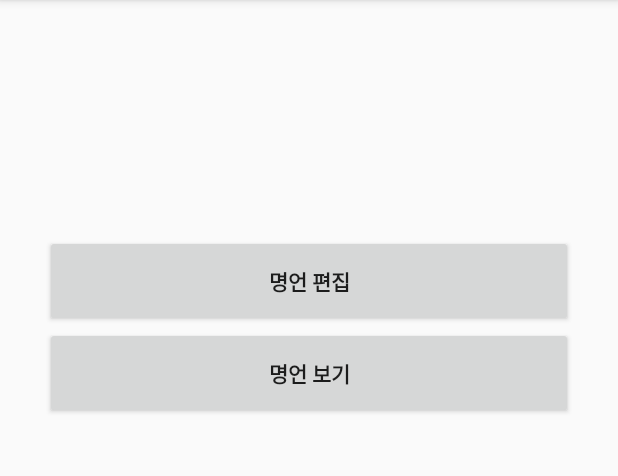
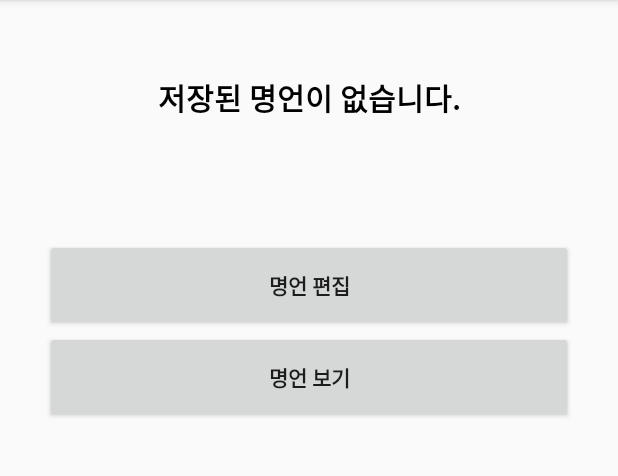
Before and after one commit to cho-hadam/today-quote, an Android app: the screen it shows after launch (QuoteMainActivity), on a phone screen of 412 x 824 dp, the part 84-560 px from its top. Run offline under Robolectric (Android 15) with nearby library versions, the phone set to English and light mode, and no system bars.

Commit message:
명언 리스트 액티비티

```diff
--- a/app/src/main/AndroidManifest.xml
+++ b/app/src/main/AndroidManifest.xml
@@ -9,6 +9,7 @@
         android:roundIcon="@mipmap/ic_launcher_round"
         android:supportsRtl="true"
         android:theme="@style/AppTheme">
+        <activity android:name=".QuoteListActivity"></activity>
         <activity android:name=".QuoteMainActivity">
             <intent-filter>
                 <action android:name="android.intent.action.MAIN" />
--- a/app/src/main/java/co/hadam/todayquote/QuoteMainActivity.kt
+++ b/app/src/main/java/co/hadam/todayquote/QuoteMainActivity.kt
@@ -1,15 +1,23 @@
 package co.hadam.todayquote
 
 import android.content.Context
+import android.content.Intent
 import android.content.SharedPreferences
 import androidx.appcompat.app.AppCompatActivity
 import android.os.Bundle
 import android.util.Log
+import android.view.View
+import android.widget.Button
 import android.widget.TextView
 import kotlin.random.Random
 
 class QuoteMainActivity : AppCompatActivity() {
     private lateinit var pref: SharedPreferences
+    private lateinit var quotes: List<Quote>
+
+    fun initializeQuotes() {
+        val initialized = pref.getBoolean("initialized", false)
+    }
 
     override fun onCreate(savedInstanceState: Bundle?) {
         super.onCreate(savedInstanceState)
@@ -21,6 +29,32 @@ class QuoteMainActivity : AppCompatActivity() {
 
         // 프리퍼런스 객체 가져오기 (파일 이름은 quotes)
         pref = this.getSharedPreferences("quotes", Context.MODE_PRIVATE)
+
+        // 필요한 기본 명언 초기화
+        initializeQuotes()
+
+        // 20개의 명언 가져오기
+        quotes = Quote.getQuotesFromPreference(pref)
+
+        // 명언이 있다면
+        if(quotes.isNotEmpty()) {
+            val randomIdx = Random.nextInt(quotes.size)
+            val randomQuote = quotes[randomIdx]
+            quoteText.text = randomQuote.text
+            quoteFrom.text = randomQuote.from
+        } else {
+            // 없다면
+            quoteText.text = "저장된 명언이 없습니다."
+            quoteFrom.text = ""
+        }
+
+        val toQuoteListBtn = findViewById<Button>(R.id.quote_list_btn)
+        toQuoteListBtn.setOnClickListener {
+            val intent = Intent(this, QuoteListActivity::class.java)
+            intent.putExtra("quote_size", quotes.size)
+            startActivity(intent)
+        }
+
 
 //        // 수정 가능한 Quote를 저장할 리스트 객체 생성 및 명언 객체 3개 넣어보기
 //        var quotes = mutableListOf<Quote>()
```
Also changed, not shown: app/src/main/java/co/hadam/todayquote/QuoteListActivity.kt (added, +16 -0 lines), app/src/main/res/layout/activity_quote_list.xml (added, +9 -0 lines).
